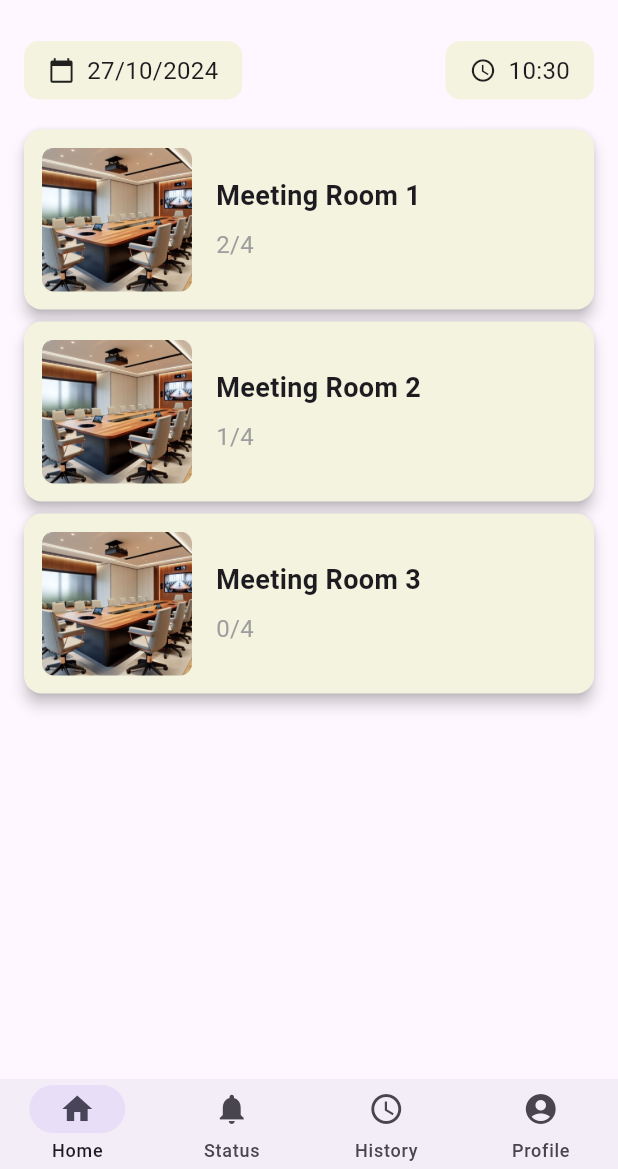
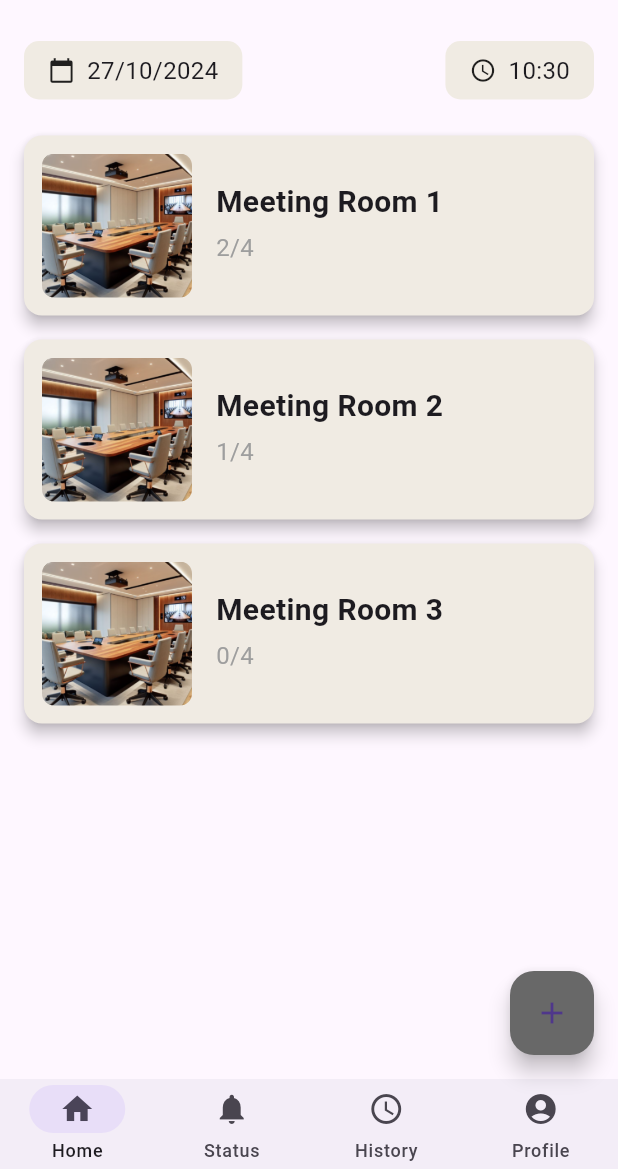
Before and after one commit to Srrtx/project_mobileapp, a Flutter app: the screen it shows after launch, on a phone screen of 412 x 824 dp, the part 67-1236 px from its top. Run offline on Flutter 3.47's test engine with Material 3 defaults, Android fonts, the phone set to English and light mode, and no system bars.

Commit message:
home staff and make add rooms function

```diff
--- /dev/null
+++ b/lib/Staff/home_staff.dart
@@ -0,0 +1,298 @@
+import 'package:flutter/material.dart';
+
+class HomeStaff extends StatefulWidget {
+  const HomeStaff({super.key});
+
+  @override
+  State<HomeStaff> createState() => _HomeStaffState();
+}
+
+class _HomeStaffState extends State<HomeStaff> {
+  // List to store room data
+  List<Room> rooms = [
+    Room('Meeting Room', '1', 'assets/images/meeting.png', '2/4',
+        'First meeting room'),
+    Room('Meeting Room', '2', 'assets/images/meeting.png', '1/4',
+        'Second meeting room'),
+    Room('Meeting Room', '3', 'assets/images/meeting.png', '0/4',
+        'Third meeting room'),
+  ];
+
+  // Variable to keep track of the room number
+  int roomNumberCounter = 4;
+
+  @override
+  Widget build(BuildContext context) {
+    // Get the current date and time
+    DateTime now = DateTime.now();
+    String currentDate = '${now.day}/${now.month}/${now.year}';
+    String currentTime = '${now.hour}:${now.minute.toString().padLeft(2, '0')}';
+
+    return Scaffold(
+      appBar: AppBar(
+        title: const Text('All Room'),
+        backgroundColor: Colors.transparent,
+        elevation: 0, // Remove shadow
+        titleTextStyle: const TextStyle(
+          color: Colors.black,
+          fontSize: 28,
+          fontWeight: FontWeight.bold,
+        ),
+      ),
+      body: SafeArea(
+        child: Padding(
+          padding: const EdgeInsets.all(16.0),
+          child: Column(
+            children: [
+              // Date and Time Row
+              Row(
+                mainAxisAlignment: MainAxisAlignment.spaceBetween,
+                children: [
+                  // Date container
+                  Container(
+                    padding:
+                        const EdgeInsets.symmetric(vertical: 8, horizontal: 16),
+                    decoration: BoxDecoration(
+                      color: const Color.fromRGBO(240, 235, 227, 1),
+                      borderRadius: BorderRadius.circular(10),
+                    ),
+                    child: Row(
+                      children: [
+                        const Icon(Icons.calendar_today, size: 18),
+                        const SizedBox(width: 8),
+                        Text(
+                          currentDate,
+                          style: const TextStyle(fontSize: 16),
+                        ),
+                      ],
+                    ),
+                  ),
+                  // Time container
+                  Container(
+                    padding:
+                        const EdgeInsets.symmetric(vertical: 8, horizontal: 16),
+                    decoration: BoxDecoration(
+                      color: const Color.fromRGBO(240, 235, 227, 1),
+                      borderRadius: BorderRadius.circular(10),
+                    ),
+                    child: Row(
+                      children: [
+                        const Icon(Icons.access_time, size: 18),
+                        const SizedBox(width: 8),
+                        Text(
+                          currentTime,
+                          style: const TextStyle(fontSize: 16),
+                        ),
+                      ],
+                    ),
+                  ),
+                ],
+              ),
+              const SizedBox(height: 16), // Space between time and room slots
+
+              // Room Slots Section
+              Expanded(
+                child: ListView.builder(
+                  itemCount: rooms.length,
+                  itemBuilder: (context, index) {
+                    return RoomSlot(
+                      roomName: rooms[index].name,
+                      roomNumber: rooms[index].number,
+                      imagePath: rooms[index].imagePath,
+                      occupancy: rooms[index].occupancy,
+                      details: rooms[index].details,
+                    );
+                  },
+                ),
+              ),
+            ],
+          ),
+        ),
+      ),
+      bottomNavigationBar: NavigationBar(
+        height: 60,
+        elevation: 0,
+        selectedIndex: 0,
+        destinations: const [
+          NavigationDestination(icon: Icon(Icons.home), label: 'Home'),
+          NavigationDestination(
+              icon: Icon(Icons.notifications), label: 'Status'),
+          NavigationDestination(icon: Icon(Icons.schedule), label: 'History'),
+          NavigationDestination(
+              icon: Icon(Icons.account_circle), label: 'Profile'),
+        ],
+      ),
+      floatingActionButton: FloatingActionButton(
+        onPressed: () {
+          // Action to add a room
+          _showAddRoomDialog(context);
+        },
+        child: const Icon(Icons.add),
+        backgroundColor: const Color.fromARGB(255, 104, 104, 104),
+      ),
+    );
+  }
+
+  void _showAddRoomDialog(BuildContext context) {
+    // Controllers to capture user input
+    final TextEditingController roomNameController = TextEditingController();
+    final TextEditingController roomDetailsController = TextEditingController();
+
+    showDialog(
+      context: context,
+      builder: (BuildContext context) {
+        return AlertDialog(
+          title: const Text('Add Room'),
+          content: Column(
+            mainAxisSize: MainAxisSize.min,
+            children: [
+              TextField(
+                controller: roomNameController,
+                decoration: const InputDecoration(labelText: 'Room Name'),
+              ),
+              // Room Number (auto-generated)
+              Padding(
+                padding: const EdgeInsets.symmetric(vertical: 10),
+                child: Row(
+                  children: [
+                    Text(
+                      '$roomNumberCounter', // Auto-generated room number
+                      style: const TextStyle(
+                        fontSize: 16,
+                        fontWeight: FontWeight.bold,
+                      ),
+                    ),
+                  ],
+                ),
+              ),
+              TextField(
+                controller: roomDetailsController,
+                decoration: const InputDecoration(labelText: 'Room Details'),
+                maxLines: 3,
+              ),
+            ],
+          ),
+          actions: [
+            TextButton(
+              onPressed: () {
+                // Capture the input data and add it to the rooms list
+                String roomName = roomNameController.text;
+                String roomDetails = roomDetailsController.text;
+
+                // Ensure that roomName and roomDetails are not empty to avoid null-related errors
+                if (roomName.isNotEmpty && roomDetails.isNotEmpty) {
+                  setState(() {
+                    // Add the new room to the list
+                    rooms.add(Room(
+                      roomName,
+                      roomNumberCounter
+                          .toString(), // Auto-generated room number
+                      'assets/images/meeting.png',
+                      '0/4', // Default occupancy for new rooms
+                      roomDetails,
+                    ));
+
+                    // Increment the room number counter for the next room
+                    roomNumberCounter++;
+                  });
+                }
+
+                Navigator.of(context).pop(); // Close the dialog
+              },
+              child: const Text('Add'),
+            ),
+            TextButton(
+              onPressed: () {
+                Navigator.of(context).pop(); // Close the dialog
+              },
+              child: const Text('Close'),
+            ),
+          ],
+        );
+      },
+    );
+  }
+}
+
+// Room model class with non-nullable fields
+class Room {
+  String name;
+  String number;
+  String imagePath;
+  String occupancy;
+  String details;
+
+  Room(this.name, this.number, this.imagePath, this.occupancy, this.details);
+}
+
+class RoomSlot extends StatelessWidget {
+  final String roomName;
+  final String roomNumber;
+  final String imagePath;
+  final String occupancy;
+  final String details;
+
+  const RoomSlot({
+    Key? key,
+    required this.roomName,
+    required this.roomNumber,
+    required this.imagePath,
+    required this.occupancy,
+    required this.details,
+  }) : super(key: key);
+
+  @override
+  Widget build(BuildContext context) {
+    return Card(
+      color: const Color.fromRGBO(240, 235, 227, 1),
+      margin: const EdgeInsets.symmetric(vertical: 8),
+      elevation: 4,
+      shape: RoundedRectangleBorder(
+        borderRadius: BorderRadius.circular(12),
+      ),
+      child: Container(
+        height: 120, // Larger height for the card
+        padding: const EdgeInsets.all(12),
+        child: Row(
+          children: [
+            // Image with larger size
+            ClipRRect(
+              borderRadius: BorderRadius.circular(8),
+              child: Image.asset(
+                imagePath,
+                width: 100,
+                height: 100, // Increased image size
+                fit: BoxFit.cover,
+              ),
+            ),
+            const SizedBox(width: 16), // Space between image and text
+            Expanded(
+              child: Column(
+                crossAxisAlignment: CrossAxisAlignment.start,
+                mainAxisAlignment: MainAxisAlignment.center,
+                children: [
+                  Text(
+                    '$roomName $roomNumber',
+                    style: const TextStyle(
+                      fontSize: 20,
+                      fontWeight: FontWeight.bold,
+                    ),
+                  ),
+                  const SizedBox(height: 4),
+                  Text(
+                    '$occupancy',
+                    style: const TextStyle(
+                      fontSize: 16,
+                      color: Colors.grey,
+                    ),
+                  ),
+                  const SizedBox(height: 4),
+                ],
+              ),
+            ),
+          ],
+        ),
+      ),
+    );
+  }
+}
--- a/lib/User(student)/home.dart
+++ b/lib/User(student)/home.dart
@@ -36,7 +36,7 @@ class Home extends StatelessWidget {
                     padding:
                         const EdgeInsets.symmetric(vertical: 8, horizontal: 16),
                     decoration: BoxDecoration(
-                      color: Color.fromRGBO(243, 243, 224, 1),
+                      color: Color.fromRGBO(240, 235, 227, 1),
                       borderRadius: BorderRadius.circular(10),
                     ),
                     child: Row(
@@ -55,7 +55,7 @@ class Home extends StatelessWidget {
                     padding:
                         const EdgeInsets.symmetric(vertical: 8, horizontal: 16),
                     decoration: BoxDecoration(
-                      color: Color.fromRGBO(243, 243, 224, 1),
+                      color: Color.fromRGBO(240, 235, 227, 1),
                       borderRadius: BorderRadius.circular(10),
                     ),
                     child: Row(
@@ -133,8 +133,71 @@ class Home extends StatelessWidget {
               icon: Icon(Icons.account_circle), label: 'Profile'),
         ],
       ),
+
+      //FAB for add room
+      // floatingActionButton: FloatingActionButton(
+      //   onPressed: () {
+      //     // Action to add a room (e.g., show a dialog or navigate to another screen)
+      //     _showAddRoomDialog(context);
+      //   },
+      //   child: const Icon(Icons.add),
+      //   backgroundColor: Color.fromARGB(255, 104, 104, 104),
+      // ),
     );
   }
+
+//   void _showAddRoomDialog(BuildContext context) {
+//     // Controllers to capture user input
+//     final TextEditingController roomNameController = TextEditingController();
+//     final TextEditingController roomNumberController = TextEditingController();
+//     final TextEditingController roomDetailsController = TextEditingController();
+
+//     showDialog(
+//       context: context,
+//       builder: (BuildContext context) {
+//         return AlertDialog(
+//           title: const Text('Add Room'),
+//           content: Column(
+//             mainAxisSize: MainAxisSize.min,
+//             children: [
+//               TextField(
+//                 controller: roomNameController,
+//                 decoration: InputDecoration(labelText: 'Room Name'),
+//               ),
+//               TextField(
+//                 controller: roomNumberController,
+//                 decoration: InputDecoration(labelText: 'Room Number'),
+//                 keyboardType: TextInputType.number,
+//               ),
+//               TextField(
+//                 controller: roomDetailsController,
+//                 decoration: InputDecoration(labelText: 'Room Details'),
+//                 maxLines: 3,
+//               )
+//             ],
+//           ),
+//           actions: [
+//             TextButton(
+//               onPressed: () {
+//                 // Capture the input data
+//                 String roomName = roomNameController.text;
+//                 String roomNumber = roomNumberController.text;
+//                 String roomDetails = roomDetailsController.text;
+
+//                 Navigator.of(context).pop(); // Close the dialog
+//               },
+//               child: const Text('Add'),
+//             ),
+//             TextButton(
+//                 onPressed: () {
+//                   Navigator.of(context).pop();
+//                 },
+//                 child: Text('Close'))
+//           ],
+//         );
+//       },
+//     );
+//   }
 }
 
 class RoomSlot extends StatelessWidget {
@@ -152,7 +215,7 @@ class RoomSlot extends StatelessWidget {
   @override
   Widget build(BuildContext context) {
     return Card(
-      color: Color.fromRGBO(243, 243, 224, 1),
+      color: Color.fromRGBO(240, 235, 227, 1),
       margin: const EdgeInsets.symmetric(vertical: 4),
       elevation: 4,
       shape: RoundedRectangleBorder(
--- a/lib/main.dart
+++ b/lib/main.dart
@@ -1,9 +1,10 @@
 import 'package:flutter/material.dart';
+import 'package:project_mobileapp/Staff/home_staff.dart';
 import 'package:project_mobileapp/User(student)/home.dart';
 
 void main() {
   runApp(MaterialApp(
-    home: Home(),
+    home: HomeStaff(),
     // theme: ThemeData(),
     debugShowCheckedModeBanner: false,
   ));
```
Also changed, not shown: lib/Staff/Home.dart (deleted).
